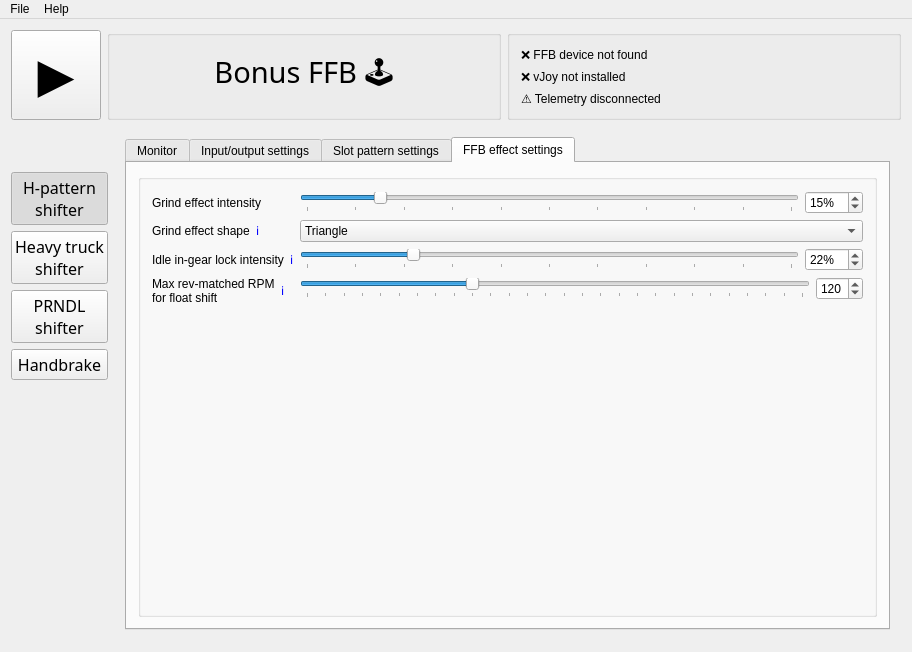
Before: the Qt Designer form BonusFFB/BonusFFB.ui in kgmonteith/BonusFFB, drawn with Qt 5.
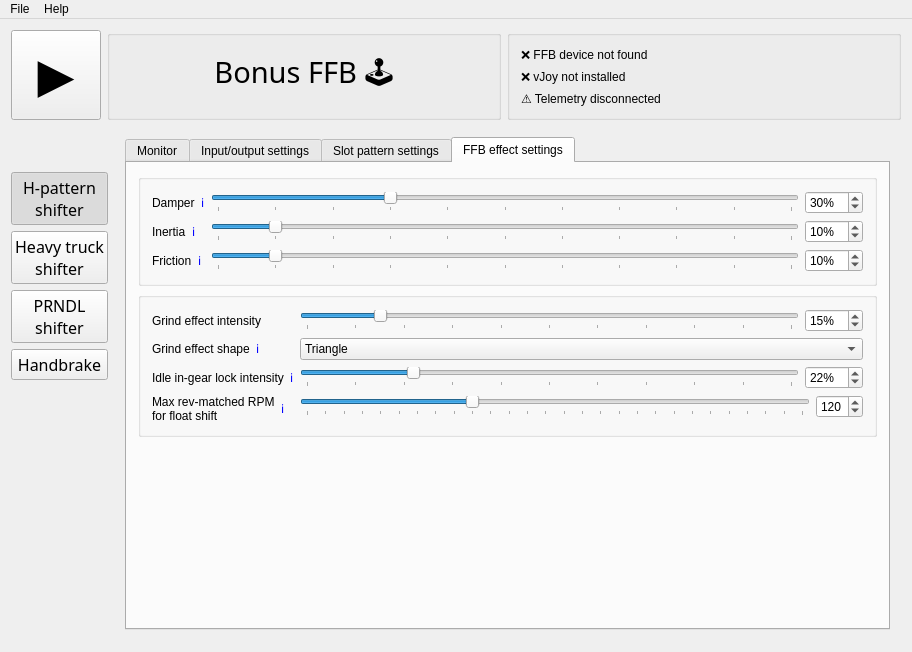
After: the same form once the commit is applied. The open tabs and pages were chosen to show the change. Icons and pictures are not drawn.

Commit message: Implements configurable static damper, inertia, friction effects

```diff
--- a/BonusFFB/BonusFFB.ui
+++ b/BonusFFB/BonusFFB.ui
@@ -1831,6 +1831,186 @@
            </attribute>
            <layout class="QGridLayout" name="gridLayout_21">
             <item row="0" column="0">
+             <widget class="QGroupBox" name="groupBox_18">
+              <property name="title">
+               <string/>
+              </property>
+              <layout class="QFormLayout" name="formLayout_10">
+               <item row="0" column="1">
+                <layout class="QHBoxLayout" name="horizontalLayout_39">
+                 <item>
+                  <widget class="QSlider" name="heavytruck_damperSlider">
+                   <property name="maximum">
+                    <number>100</number>
+                   </property>
+                   <property name="value">
+                    <number>30</number>
+                   </property>
+                   <property name="orientation">
+                    <enum>Qt::Orientation::Horizontal</enum>
+                   </property>
+                   <property name="tickPosition">
+                    <enum>QSlider::TickPosition::TicksBelow</enum>
+                   </property>
+                   <property name="tickInterval">
+                    <number>10</number>
+                   </property>
+                  </widget>
+                 </item>
+                 <item>
+                  <widget class="QSpinBox" name="heavytruck_damperSpinbox">
+                   <property name="suffix">
+                    <string>%</string>
+                   </property>
+                   <property name="maximum">
+                    <number>100</number>
+                   </property>
+                   <property name="value">
+                    <number>30</number>
+                   </property>
+                  </widget>
+                 </item>
+                </layout>
+               </item>
+               <item row="0" column="0">
+                <layout class="QHBoxLayout" name="horizontalLayout_35">
+                 <item>
+                  <widget class="QLabel" name="label_29">
+                   <property name="text">
+                    <string>Damper</string>
+                   </property>
+                  </widget>
+                 </item>
+                 <item>
+                  <widget class="QLabel" name="label_32">
+                   <property name="text">
+                    <string>&lt;a href=&quot;https://kgmonteith.github.io/BonusFFB/hshifter/#grind-effect&quot; style=&quot;text-decoration: none&quot;&gt;ℹ️&lt;/a&gt;</string>
+                   </property>
+                   <property name="openExternalLinks">
+                    <bool>true</bool>
+                   </property>
+                  </widget>
+                 </item>
+                </layout>
+               </item>
+               <item row="1" column="1">
+                <layout class="QHBoxLayout" name="horizontalLayout_40">
+                 <item>
+                  <widget class="QSlider" name="heavytruck_inertiaSlider">
+                   <property name="maximum">
+                    <number>100</number>
+                   </property>
+                   <property name="value">
+                    <number>10</number>
+                   </property>
+                   <property name="orientation">
+                    <enum>Qt::Orientation::Horizontal</enum>
+                   </property>
+                   <property name="tickPosition">
+                    <enum>QSlider::TickPosition::TicksBelow</enum>
+                   </property>
+                   <property name="tickInterval">
+                    <number>10</number>
+                   </property>
+                  </widget>
+                 </item>
+                 <item>
+                  <widget class="QSpinBox" name="heavytruck_inertiaSpinbox">
+                   <property name="suffix">
+                    <string>%</string>
+                   </property>
+                   <property name="maximum">
+                    <number>100</number>
+                   </property>
+                   <property name="value">
+                    <number>10</number>
+                   </property>
+                  </widget>
+                 </item>
+                </layout>
+               </item>
+               <item row="1" column="0">
+                <layout class="QHBoxLayout" name="horizontalLayout_36">
+                 <item>
+                  <widget class="QLabel" name="label_33">
+                   <property name="text">
+                    <string>Inertia</string>
+                   </property>
+                  </widget>
+                 </item>
+                 <item>
+                  <widget class="QLabel" name="label_36">
+                   <property name="text">
+                    <string>&lt;a href=&quot;https://kgmonteith.github.io/BonusFFB/hshifter/#grind-effect&quot; style=&quot;text-decoration: none&quot;&gt;ℹ️&lt;/a&gt;</string>
+                   </property>
+                   <property name="openExternalLinks">
+                    <bool>true</bool>
+                   </property>
+                  </widget>
+                 </item>
+                </layout>
+               </item>
+               <item row="2" column="1">
+                <layout class="QHBoxLayout" name="horizontalLayout_43">
+                 <item>
+                  <widget class="QSlider" name="heavytruck_frictionSlider">
+                   <property name="maximum">
+                    <number>100</number>
+                   </property>
+                   <property name="value">
+                    <number>10</number>
+                   </property>
+                   <property name="orientation">
+                    <enum>Qt::Orientation::Horizontal</enum>
+                   </property>
+                   <property name="tickPosition">
+                    <enum>QSlider::TickPosition::TicksBelow</enum>
+                   </property>
+                   <property name="tickInterval">
+                    <number>10</number>
+                   </property>
+                  </widget>
+                 </item>
+                 <item>
+                  <widget class="QSpinBox" name="heavytruck_frictionSpinbox">
+                   <property name="suffix">
+                    <string>%</string>
+                   </property>
+                   <property name="maximum">
+                    <number>100</number>
+                   </property>
+                   <property name="value">
+                    <number>10</number>
+                   </property>
+                  </widget>
+                 </item>
+                </layout>
+               </item>
+               <item row="2" column="0">
+                <layout class="QHBoxLayout" name="horizontalLayout_44">
+                 <item>
+                  <widget class="QLabel" name="label_37">
+                   <property name="text">
+                    <string>Friction</string>
+                   </property>
+                  </widget>
+                 </item>
+                 <item>
+                  <widget class="QLabel" name="label_46">
+                   <property name="text">
+                    <string>&lt;a href=&quot;https://kgmonteith.github.io/BonusFFB/hshifter/#grind-effect&quot; style=&quot;text-decoration: none&quot;&gt;ℹ️&lt;/a&gt;</string>
+                   </property>
+                   <property name="openExternalLinks">
+                    <bool>true</bool>
+                   </property>
+                  </widget>
+                 </item>
+                </layout>
+               </item>
+              </layout>
+             </widget>
+            </item>
+            <item row="1" column="0">
              <widget class="QGroupBox" name="groupBox_15">
               <property name="styleSheet">
                <string notr="true"/>
@@ -2058,6 +2238,19 @@
               </layout>
              </widget>
             </item>
+            <item row="2" column="0">
+             <spacer name="verticalSpacer_4">
+              <property name="orientation">
+               <enum>Qt::Orientation::Vertical</enum>
+              </property>
+              <property name="sizeHint" stdset="0">
+               <size>
+                <width>20</width>
+                <height>40</height>
+               </size>
+              </property>
+             </spacer>
+            </item>
            </layout>
           </widget>
          </widget>
```
Left out of the diff: 124 changed lines with no effect on the pictures. The commit also changes 3 other files.
